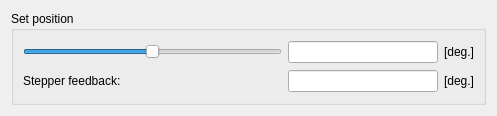
krkruk/StepperAndDcController, file steppercontrolwidget.ui: the form before one commit.
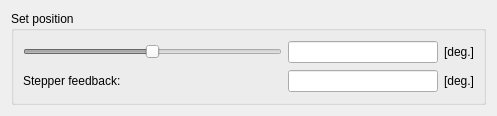
The form after the commit.

What changed in the file:
```diff
--- a/steppercontrolwidget.ui
+++ b/steppercontrolwidget.ui
@@ -22,6 +22,9 @@
      <layout class="QGridLayout" name="gridLayout">
       <item row="0" column="0">
        <widget class="QSlider" name="horizontalSliderStepperPositionInDeg">
+        <property name="enabled">
+         <bool>false</bool>
+        </property>
         <property name="sizePolicy">
          <sizepolicy hsizetype="MinimumExpanding" vsizetype="Fixed">
           <horstretch>0</horstretch>
```
